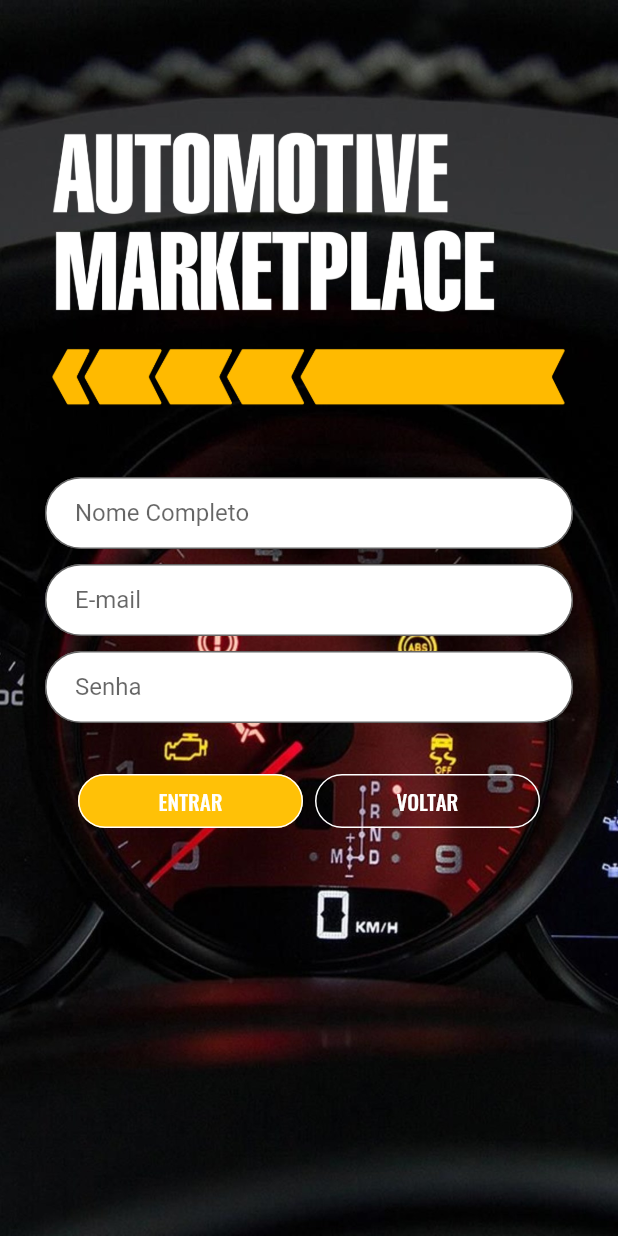
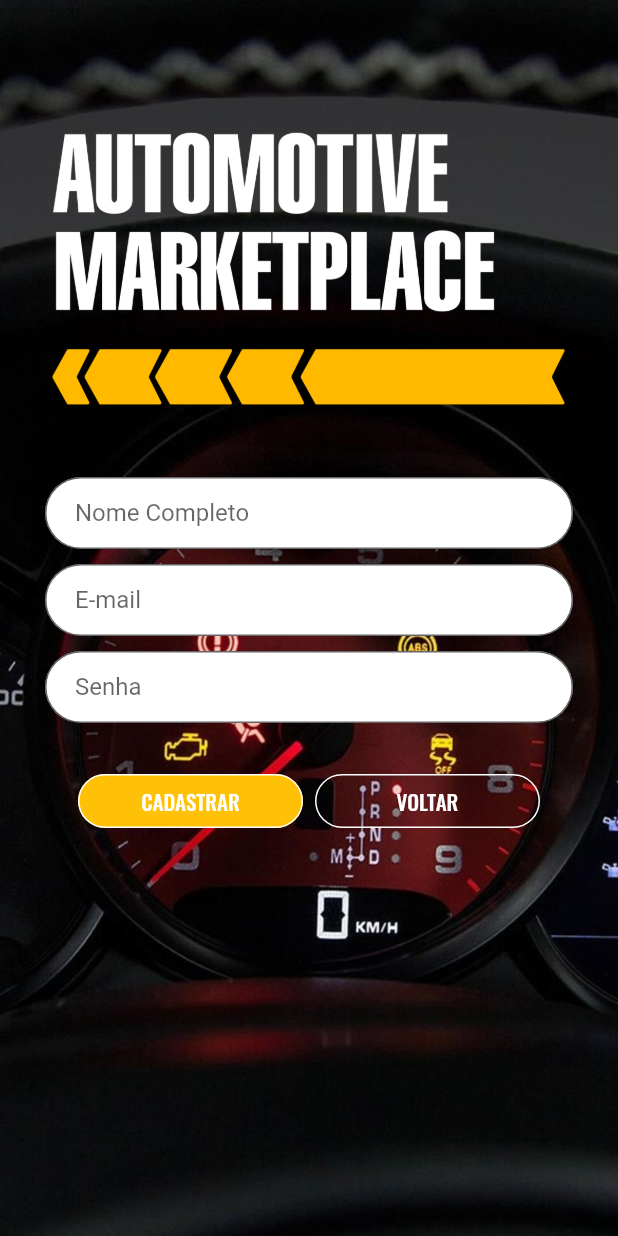
Before and after one commit to enzomp/AutomotiveMarketplace, a Flutter app: the Cadastro screen opened directly, on a phone screen of 412 x 824 dp. Run offline on Flutter 3.47's test engine with Material 2 defaults, Android fonts, the phone set to English and light mode, and no system bars; our stand-ins replace cloud_firestore; accounts and stored records are empty.

Commit message:
Ajustes na tela de cadastro

```diff
--- a/lib/pages/cadastro.dart
+++ b/lib/pages/cadastro.dart
@@ -2,6 +2,11 @@ import 'package:flutter/material.dart';
 import 'package:com/pages/home.dart';
 
 class Cadastro extends StatelessWidget {
+
+  TextEditingController _nomeController = TextEditingController();
+  TextEditingController _emailController = TextEditingController();
+  TextEditingController _senhaController = TextEditingController();
+
   @override
   Widget build(BuildContext context) {
     return Scaffold(
@@ -39,6 +44,7 @@ class Cadastro extends StatelessWidget {
                   alignLabelWithHint: true,
                   hintText: 'Nome Completo',
                 ),
+                controller: _nomeController,
                 keyboardType: TextInputType.text,
               ),
             ),
@@ -58,6 +64,7 @@ class Cadastro extends StatelessWidget {
                   alignLabelWithHint: true,
                   hintText: 'E-mail',
                 ),
+                controller: _emailController,
                 keyboardType: TextInputType.emailAddress,
               ),
             ),
@@ -78,6 +85,7 @@ class Cadastro extends StatelessWidget {
                   alignLabelWithHint: true,
                   hintText: 'Senha',
                 ),
+                controller: _senhaController,
                 keyboardType: TextInputType.text,
               ),
             ),
@@ -95,15 +103,16 @@ class Cadastro extends StatelessWidget {
                         side: BorderSide(color: Colors.white),
                       ),
                       child: Text(
-                        'ENTRAR',
+                        'CADASTRAR',
                         style: TextStyle(fontFamily: 'Oswald', color: Colors.white),
                       ),
                       color: Colors.amber,
                       onPressed: () {
-                        Navigator.pushAndRemoveUntil(
-                            context,
-                            MaterialPageRoute(builder: (context) => Home()),
-                            (Route<dynamic> route) => false);
+                        print(
+                          _nomeController.text + " - " +
+                          _emailController.text + " - " +
+                          _senhaController.text
+                        );
                       },
                     ),
                   ),
```
